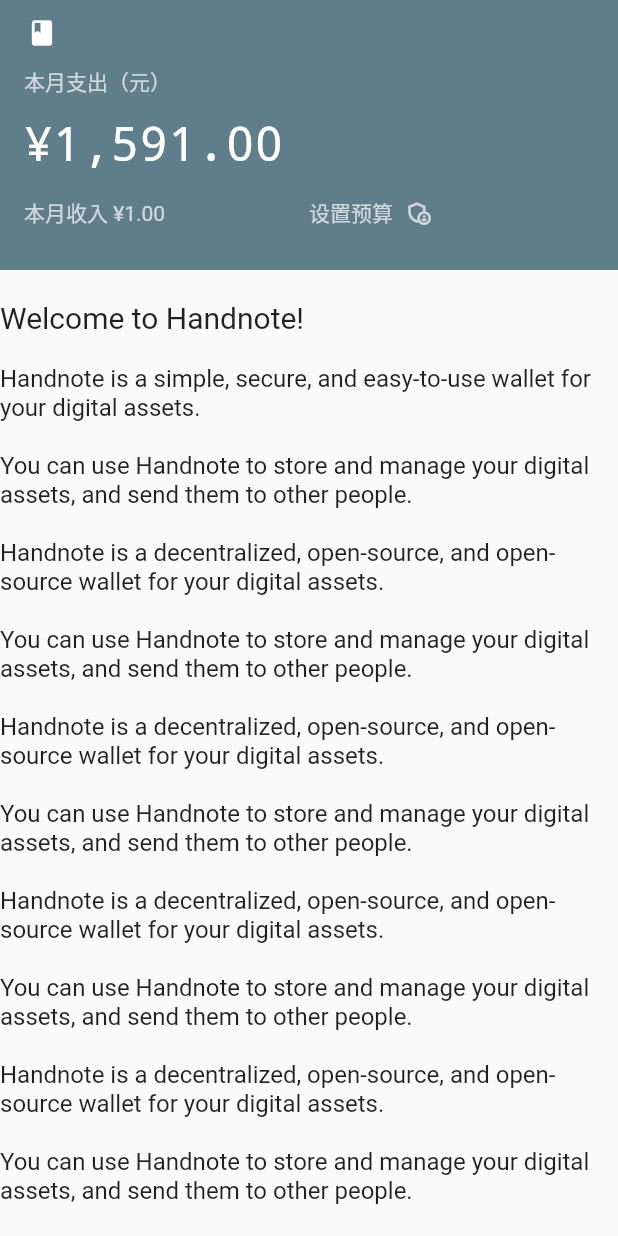
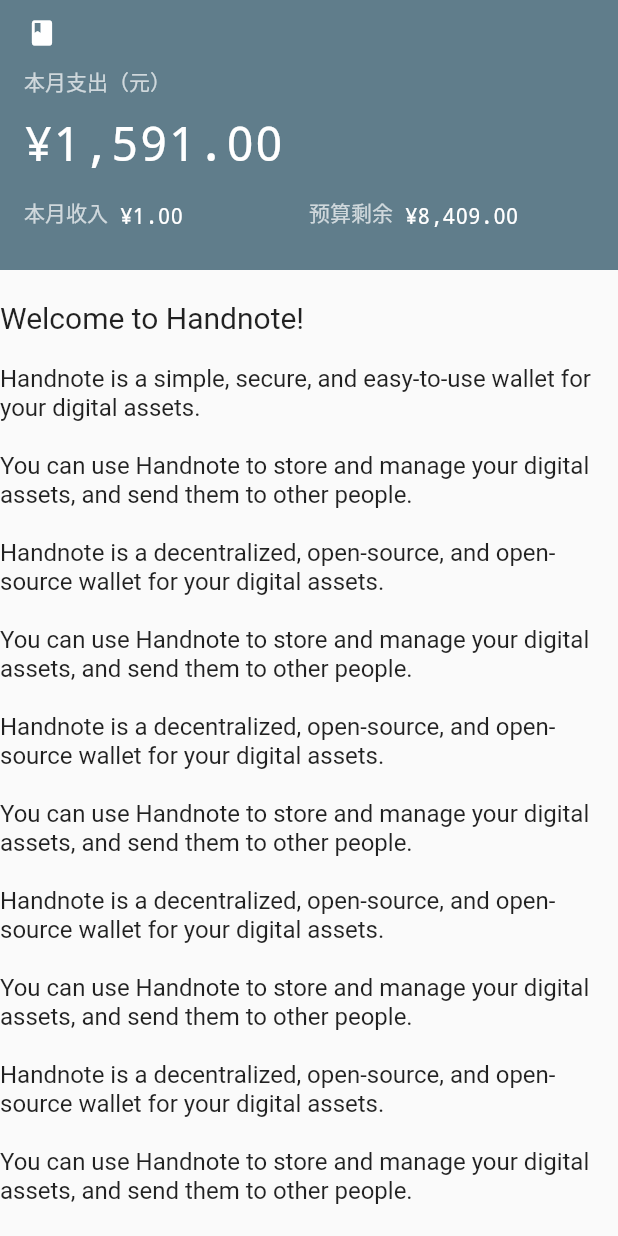
Before and after one commit to handnotes/handnote, a Flutter app: the screen it shows after launch, on a phone screen of 412 x 824 dp. Run offline on Flutter 3.47's test engine with Material 2 defaults, Android fonts, the phone set to English and light mode, and no system bars; our stand-ins replace flutter_hooks, sqflite; accounts and stored records are empty.

Commit message:
refactor: extract CurrencyText widget

```diff
--- a/lib/wallet/screen/wallet_home_screen.dart
+++ b/lib/wallet/screen/wallet_home_screen.dart
@@ -1,6 +1,8 @@
+import 'dart:core';
+
 import 'package:flutter/material.dart';
 import 'package:flutter_hooks/flutter_hooks.dart';
-import 'package:handnote/constants/formatter.dart';
+import 'package:handnote/widgets/currency_text.dart';
 
 const double bannerHeight = 180;
 
@@ -95,8 +97,9 @@
   }
 
   Widget _appBar(ValueNotifier<double> titleOpacity) {
-    double amount = 1591.0;
+    double outcome = 1591.0;
     double income = 1;
+    double budget = 10000;
 
     return SliverAppBar(
       toolbarHeight: kToolbarHeight - 12,
@@ -131,21 +134,26 @@
             children: [
               const Text("本月支出（元）", style: TextStyle(fontSize: 14, color: Colors.white70)),
               const SizedBox(height: 12),
-              Text(currencyYuanFormatter.format(amount),
-                  style: const TextStyle(
-                    fontSize: 32,
-                    color: Colors.white,
-                    fontFamily: 'monospace',
-                    fontFamilyFallback: ['Courier'],
-                  )),
+              CurrencyText(outcome, fontSize: 32),
               const SizedBox(height: 16),
               Row(
                 children: [
                   Expanded(
-                    child: Text("本月收入\t${income > 0 ? currencyYuanFormatter.format(income) : '暂无收入'}",
-                        style: const TextStyle(fontSize: 14, color: Colors.white70)),
+                    child: GestureDetector(
+                      onTap: () {
+                        // TODO: income page
+                      },
+                      child: _incomeWidget(income),
+                    ),
                   ),
-                  Expanded(child: _setupBudgetWidget()),
+                  Expanded(
+                    child: GestureDetector(
+                      onTap: () {
+                        // TODO: setup budget page
+                      },
+                      child: _budgetWidget(budget, outcome),
+                    ),
+                  ),
                 ],
               ),
             ],
@@ -155,18 +163,36 @@
     );
   }
 
-  Widget _setupBudgetWidget() {
-    return GestureDetector(
-      onTap: () {
-        // TODO: setup budget page
-      },
-      child: Row(
-        children: const [
-          Text("设置预算", style: TextStyle(fontSize: 14, color: Colors.white70)),
-          SizedBox(width: 8),
-          Icon(Icons.admin_panel_settings_outlined, color: Colors.white70, size: 18),
-        ],
-      ),
+  Widget _incomeWidget(double income) {
+    return Row(
+      crossAxisAlignment: CrossAxisAlignment.end,
+      children: [
+        const Text("本月收入", style: TextStyle(fontSize: 14, color: Colors.white70)),
+        const SizedBox(width: 8),
+        income > 0
+            ? CurrencyText(income, fontSize: 14)
+            : const Text("暂无收入", style: TextStyle(fontSize: 14, color: Colors.white70)),
+      ],
     );
   }
+
+  Widget _budgetWidget(double budget, double outcome) {
+    return budget == 0
+        ? Row(
+            crossAxisAlignment: CrossAxisAlignment.end,
+            children: const [
+              Text("设置预算", style: TextStyle(fontSize: 14, color: Colors.white70)),
+              SizedBox(width: 8),
+              Icon(Icons.admin_panel_settings_outlined, color: Colors.white70, size: 18),
+            ],
+          )
+        : Row(
+            crossAxisAlignment: CrossAxisAlignment.end,
+            children: [
+              Text(budget - outcome > 0 ? "预算剩余" : "预算超支", style: const TextStyle(fontSize: 14, color: Colors.white70)),
+              const SizedBox(width: 8),
+              CurrencyText((budget - outcome).abs(), fontSize: 14),
+            ],
+          );
+  }
 }
--- /dev/null
+++ b/lib/widgets/currency_text.dart
@@ -0,0 +1,29 @@
+import 'package:flutter/material.dart';
+import 'package:flutter_hooks/flutter_hooks.dart';
+import 'package:handnote/constants/formatter.dart';
+
+class CurrencyText extends HookWidget {
+  const CurrencyText(
+    this.amount, {
+    Key? key,
+    this.fontSize = 16,
+    this.color = Colors.white,
+  }) : super(key: key);
+
+  final double amount;
+  final double fontSize;
+  final Color color;
+
+  @override
+  Widget build(BuildContext context) {
+    final amountString = currencyYuanFormatter.format(amount);
+
+    return Text(amountString,
+        style: TextStyle(
+          fontSize: fontSize,
+          color: color,
+          fontFamily: 'monospace',
+          fontFamilyFallback: ['Courier'],
+        ));
+  }
+}
```
